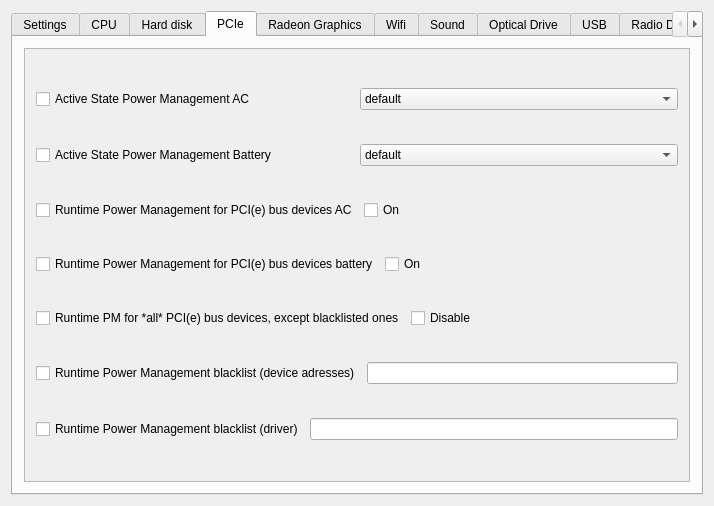
Old version of the form mainwindow.ui in the repository rutku/tlp-qt.
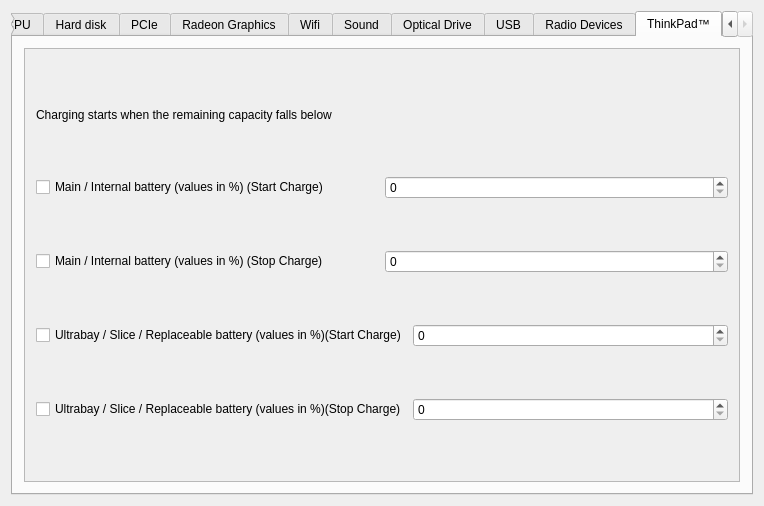
New version of the form.

Commit message: think pad ide ekledik hayırlı uğurlu olsun

What changed in the file:
```diff
--- a/mainwindow.ui
+++ b/mainwindow.ui
@@ -6,7 +6,7 @@
    <rect>
     <x>0</x>
     <y>0</y>
-    <width>714</width>
+    <width>764</width>
     <height>506</height>
    </rect>
   </property>
@@ -14,11 +14,11 @@
    <string>TLP-Qt Alpha</string>
   </property>
   <widget class="QWidget" name="centralWidget">
-   <layout class="QVBoxLayout" name="verticalLayout_6">
+   <layout class="QHBoxLayout" name="horizontalLayout_61">
     <item>
      <widget class="QTabWidget" name="tabWidget">
       <property name="currentIndex">
-       <number>3</number>
+       <number>10</number>
       </property>
       <widget class="QWidget" name="tab">
        <attribute name="title">
@@ -856,7 +856,7 @@
             <rect>
              <x>0</x>
              <y>0</y>
-             <width>672</width>
+             <width>722</width>
              <height>435</height>
             </rect>
            </property>
@@ -1885,6 +1885,101 @@
         </item>
        </layout>
       </widget>
+      <widget class="QWidget" name="tab_11">
+       <attribute name="title">
+        <string>ThinkPad™</string>
+       </attribute>
+       <layout class="QVBoxLayout" name="verticalLayout_6">
+        <item>
+         <widget class="QScrollArea" name="scrollArea_10">
+          <property name="widgetResizable">
+           <bool>true</bool>
+          </property>
+          <widget class="QWidget" name="scrollAreaWidgetContents_10">
+           <property name="geometry">
+            <rect>
+             <x>0</x>
+             <y>0</y>
+             <width>722</width>
+             <height>435</height>
+            </rect>
+           </property>
+           <layout class="QVBoxLayout" name="verticalLayout_21">
+            <item>
+             <widget class="QLabel" name="label_3">
+              <property name="maximumSize">
+               <size>
+                <width>50000</width>
+                <height>20</height>
+               </size>
+              </property>
+              <property name="text">
+               <string>Charging starts when the remaining capacity falls below</string>
+              </property>
+             </widget>
+            </item>
+            <item>
+             <layout class="QHBoxLayout" name="horizontalLayout_60">
+              <item>
+               <widget class="QCheckBox" name="checkBox_81">
+                <property name="text">
+                 <string>Main / Internal battery (values in %) (Start Charge)</string>
+                </property>
+               </widget>
+              </item>
+              <item>
+               <widget class="QSpinBox" name="spinBox_11"/>
+              </item>
+             </layout>
+            </item>
+            <item>
+             <layout class="QHBoxLayout" name="horizontalLayout_59">
+              <item>
+               <widget class="QCheckBox" name="checkBox_82">
+                <property name="text">
+                 <string>Main / Internal battery (values in %) (Stop Charge)</string>
+                </property>
+               </widget>
+              </item>
+              <item>
+               <widget class="QSpinBox" name="spinBox_12"/>
+              </item>
+             </layout>
+            </item>
+            <item>
+             <layout class="QHBoxLayout" name="horizontalLayout_57">
+              <item>
+               <widget class="QCheckBox" name="checkBox_83">
+                <property name="text">
+                 <string>Ultrabay / Slice / Replaceable battery (values in %)(Start Charge)</string>
+                </property>
+               </widget>
+              </item>
+              <item>
+               <widget class="QSpinBox" name="spinBox_13"/>
+              </item>
+             </layout>
+            </item>
+            <item>
+             <layout class="QHBoxLayout" name="horizontalLayout_58">
+              <item>
+               <widget class="QCheckBox" name="checkBox_84">
+                <property name="text">
+                 <string>Ultrabay / Slice / Replaceable battery (values in %)(Stop Charge)</string>
+                </property>
+               </widget>
+              </item>
+              <item>
+               <widget class="QSpinBox" name="spinBox_14"/>
+              </item>
+             </layout>
+            </item>
+           </layout>
+          </widget>
+         </widget>
+        </item>
+       </layout>
+      </widget>
      </widget>
     </item>
    </layout>
```
Left out of the diff: 18 changed lines with no effect on the pictures. The commit also changes 2 other files.
